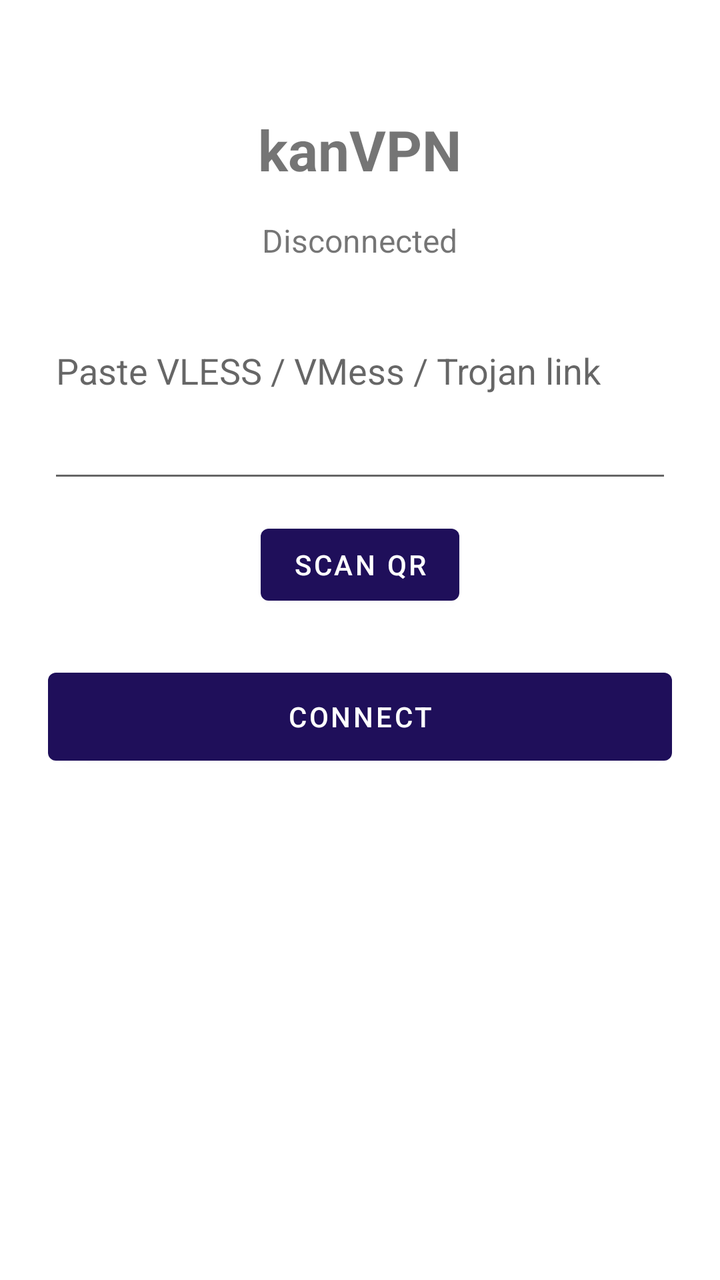
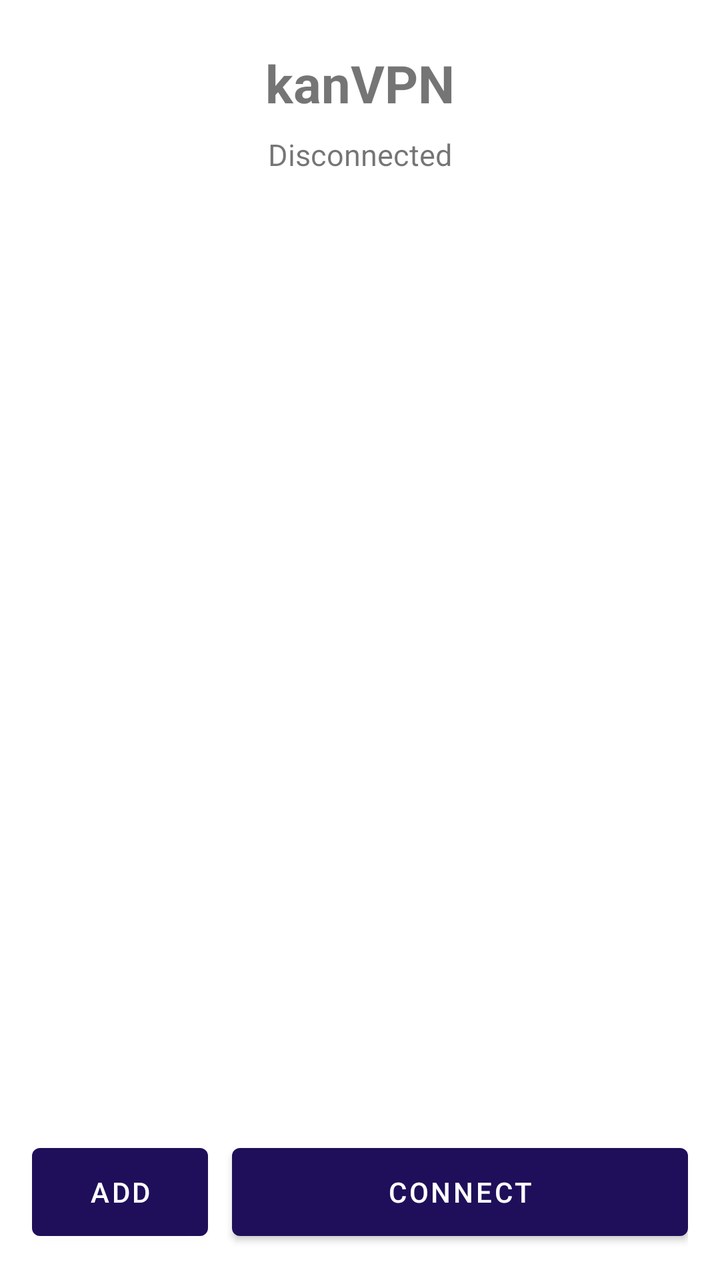

Before-and-after screenshots of an Android layout around one commit, followed by the original layout XML and the change that was made.
<!-- AndroidManifest.xml: application theme Theme.KanVpn -->
<!-- res/layout/activity_main.xml -->
<?xml version="1.0" encoding="utf-8"?>
<LinearLayout xmlns:android="http://schemas.android.com/apk/res/android"
    android:layout_width="match_parent"
    android:layout_height="match_parent"
    android:orientation="vertical"
    android:padding="24dp"
    android:gravity="center_horizontal">

    <TextView
        android:id="@+id/appTitle"
        android:layout_width="wrap_content"
        android:layout_height="wrap_content"
        android:layout_marginTop="32dp"
        android:text="@string/app_name"
        android:textSize="28sp"
        android:textStyle="bold" />

    <TextView
        android:id="@+id/statusText"
        android:layout_width="wrap_content"
        android:layout_height="wrap_content"
        android:layout_marginTop="16dp"
        android:text="@string/status_disconnected"
        android:textSize="16sp" />

    <EditText
        android:id="@+id/configInput"
        android:layout_width="match_parent"
        android:layout_height="wrap_content"
        android:layout_marginTop="32dp"
        android:hint="@string/hint_config"
        android:inputType="textMultiLine"
        android:minLines="3"
        android:gravity="top|start" />

    <Button
        android:id="@+id/scanButton"
        android:layout_width="wrap_content"
        android:layout_height="wrap_content"
        android:layout_marginTop="12dp"
        android:text="@string/btn_scan" />

    <Button
        android:id="@+id/connectButton"
        android:layout_width="match_parent"
        android:layout_height="56dp"
        android:layout_marginTop="24dp"
        android:text="@string/btn_connect" />

</LinearLayout>
<!-- resources referenced by this layout -->
<resources>
  <string name="app_name">kanVPN</string>
  <string name="btn_connect">Connect</string>
  <string name="btn_scan">Scan QR</string>
  <string name="hint_config">Paste VLESS / VMess / Trojan link</string>
  <string name="status_disconnected">Disconnected</string>
  <style name="Theme.KanVpn" parent="Theme.MaterialComponents.DayNight.NoActionBar">
          <item name="colorPrimary">@color/kan_purple</item>
          <item name="colorPrimaryDark">@color/kan_purple_dark</item>
          <item name="colorAccent">@color/kan_purple</item>
          <item name="android:statusBarColor" tools:targetApi="l">@color/kan_purple_dark</item>
      </style>
  <color name="kan_purple">#1f0f5a</color>
  <color name="kan_purple_dark">#140a3d</color>
</resources>

<!-- the commit's change to res/layout/activity_main.xml (unified diff, before → after) -->
@@ -2,49 +2,58 @@
 <LinearLayout xmlns:android="http://schemas.android.com/apk/res/android"
     android:layout_width="match_parent"
     android:layout_height="match_parent"
-    android:orientation="vertical"
-    android:padding="24dp"
-    android:gravity="center_horizontal">
+    android:orientation="vertical">
 
-    <TextView
-        android:id="@+id/appTitle"
-        android:layout_width="wrap_content"
-        android:layout_height="wrap_content"
-        android:layout_marginTop="32dp"
-        android:text="@string/app_name"
-        android:textSize="28sp"
-        android:textStyle="bold" />
-
-    <TextView
-        android:id="@+id/statusText"
-        android:layout_width="wrap_content"
-        android:layout_height="wrap_content"
-        android:layout_marginTop="16dp"
-        android:text="@string/status_disconnected"
-        android:textSize="16sp" />
-
-    <EditText
-        android:id="@+id/configInput"
+    <LinearLayout
         android:layout_width="match_parent"
         android:layout_height="wrap_content"
-        android:layout_marginTop="32dp"
-        android:hint="@string/hint_config"
-        android:inputType="textMultiLine"
-        android:minLines="3"
-        android:gravity="top|start" />
+        android:orientation="vertical"
+        android:padding="24dp"
+        android:gravity="center_horizontal">
 
-    <Button
-        android:id="@+id/scanButton"
-        android:layout_width="wrap_content"
+        <TextView
+            android:layout_width="wrap_content"
+            android:layout_height="wrap_content"
+            android:text="@string/app_name"
+            android:textSize="26sp"
+            android:textStyle="bold" />
+
+        <TextView
+            android:id="@+id/statusText"
+            android:layout_width="wrap_content"
+            android:layout_height="wrap_content"
+            android:layout_marginTop="8dp"
+            android:text="@string/status_disconnected"
+            android:textSize="15sp" />
+    </LinearLayout>
+
+    <androidx.recyclerview.widget.RecyclerView
+        android:id="@+id/configList"
+        android:layout_width="match_parent"
+        android:layout_height="0dp"
+        android:layout_weight="1"
+        android:clipToPadding="false"
+        android:paddingBottom="8dp" />
+
+    <LinearLayout
+        android:layout_width="match_parent"
         android:layout_height="wrap_content"
-        android:layout_marginTop="12dp"
-        android:text="@string/btn_scan" />
+        android:orientation="horizontal"
+        android:padding="16dp">
 
-    <Button
-        android:id="@+id/connectButton"
-        android:layout_width="match_parent"
-        android:layout_height="56dp"
-        android:layout_marginTop="24dp"
-        android:text="@string/btn_connect" />
+        <Button
+            android:id="@+id/addButton"
+            android:layout_width="wrap_content"
+            android:layout_height="56dp"
+            android:layout_marginEnd="12dp"
+            android:text="@string/btn_add" />
+
+        <Button
+            android:id="@+id/connectButton"
+            android:layout_width="0dp"
+            android:layout_height="56dp"
+            android:layout_weight="1"
+            android:text="@string/btn_connect" />
+    </LinearLayout>
 
 </LinearLayout>
<!-- resource entries referenced after the edit -->
@@ -1,9 +1,8 @@
 <!-- resources referenced by this layout -->
 <resources>
   <string name="app_name">kanVPN</string>
+  <string name="btn_add">Add</string>
   <string name="btn_connect">Connect</string>
-  <string name="btn_scan">Scan QR</string>
-  <string name="hint_config">Paste VLESS / VMess / Trojan link</string>
   <string name="status_disconnected">Disconnected</string>
   <style name="Theme.KanVpn" parent="Theme.MaterialComponents.DayNight.NoActionBar">
           <item name="colorPrimary">@color/kan_purple</item>
